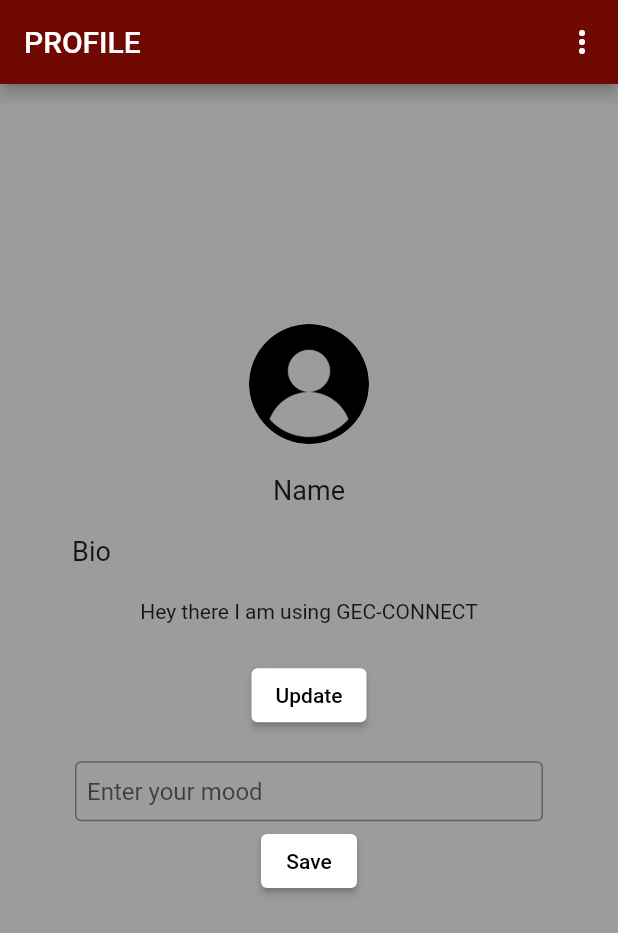
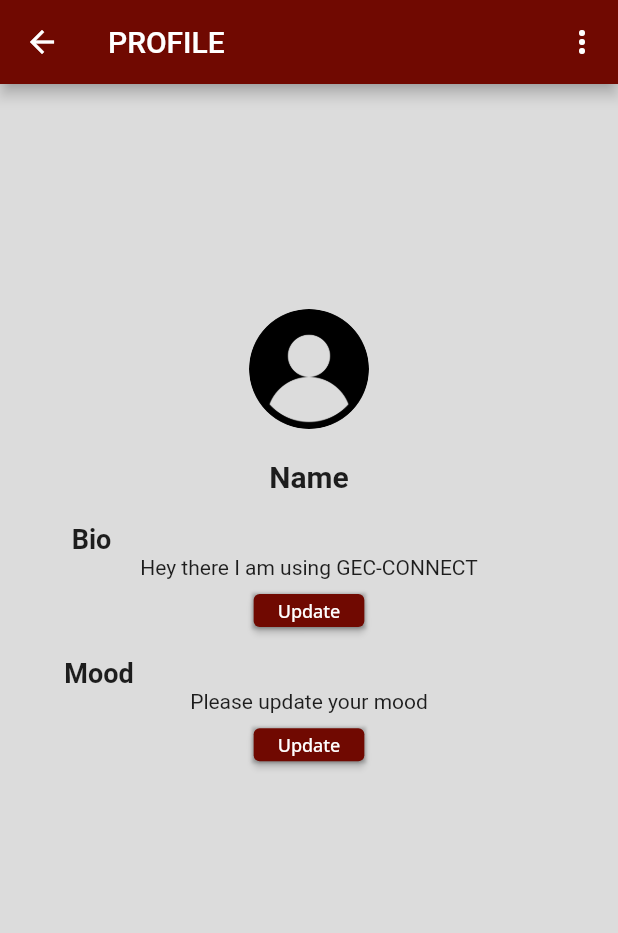
Before and after one commit to arunshankar19/gec-connect-final, a Flutter app: the ProfileView screen opened directly, on a phone screen of 412 x 824 dp. Shown: the top 933 px of the screen. Run offline on Flutter 3.47's test engine with Material 2 defaults, Android fonts, the light colour scheme and no system bars; our stand-ins replace cloud_firestore, firebase_auth, firebase_core, flutter_map, flutter_spinkit, google_fonts and 2 more; accounts and stored records are empty.

Commit message:
main to profile + ui

```diff
--- a/lib/constants/routes.dart
+++ b/lib/constants/routes.dart
@@ -2,3 +2,4 @@
 const registerRoute = '/register';
 const verifyRoute = '/verify';
 const mainRoute = '/mainpage';
+const profile = '/profile';
--- a/lib/main.dart
+++ b/lib/main.dart
@@ -29,12 +29,13 @@
       theme: ThemeData(
         primarySwatch: Colors.blue,
       ),
-      home: const ProfileView(),
+      home: const SigninView(),
       routes: {
         loginRoute: (context) => const Login(),
         registerRoute: (context) => const Register(),
         verifyRoute: (context) => const VerifyEmail(),
         mainRoute: (context) => const SigninView(),
+        profile: (context) => const ProfileView()
       },
     );
   }
--- a/lib/views/main_loged_in_view.dart
+++ b/lib/views/main_loged_in_view.dart
@@ -8,7 +8,7 @@
 import '../constants/routes.dart';
 import 'package:location/location.dart';
 
-enum MenuAction { logout }
+enum MenuAction { logout, profile }
 
 class SigninView extends StatefulWidget {
   const SigninView({Key? key}) : super(key: key);
@@ -38,7 +38,6 @@
   Widget build(BuildContext context) {
     return Scaffold(
       resizeToAvoidBottomInset: false,
-
       appBar: AppBar(
         backgroundColor: Color.fromARGB(255, 112, 9, 1),
         title: const Text(
@@ -57,10 +56,15 @@
                         .pushNamedAndRemoveUntil(loginRoute, (route) => false);
                   }
                   break;
+                case MenuAction.profile:
+                  Navigator.of(context)
+                      .pushNamedAndRemoveUntil(profile, (route) => false);
               }
             },
             itemBuilder: (context) {
               return [
+                const PopupMenuItem<MenuAction>(
+                    value: MenuAction.profile, child: Text('Profile')),
                 const PopupMenuItem<MenuAction>(
                     value: MenuAction.logout, child: Text('Sign Out')),
               ];
--- a/lib/views/profile_page_view.dart
+++ b/lib/views/profile_page_view.dart
@@ -95,11 +95,11 @@
         ],
       ),
       body: Container(
-        color: Color.fromARGB(255, 156, 156, 156),
+        color: Color.fromARGB(255, 220, 220, 220),
         child: SafeArea(
           child: Column(children: [
             SizedBox(
-              height: 160,
+              height: 150,
             ),
             CircleAvatar(
               radius: 40,
@@ -117,7 +117,8 @@
               child: Text(
                 "Name",
                 style: TextStyle(
-                  fontSize: 18,
+                  fontSize: 20,
+                  fontWeight: FontWeight.w600,
                 ),
               ),
             ),
@@ -127,22 +128,32 @@
             Padding(
               padding: EdgeInsets.only(right: 300, left: 10),
               child: Container(
-                height: 40,
                 child: Text(
                   "Bio",
-                  style: TextStyle(fontSize: 18),
+                  style: TextStyle(fontSize: 18, fontWeight: FontWeight.w600),
                 ),
               ),
             ),
-            SizedBox(height: 2.5),
+
             Padding(
-                padding: EdgeInsets.only(right: 10, left: 10),
+                padding: EdgeInsets.only(right: 10, left: 10, bottom: 10),
                 child: Container(
-                  height: 40,
                   child: Text("Hey there I am using GEC-CONNECT"),
                 )),
-            ElevatedButton(
-              style: ElevatedButton.styleFrom(primary: Colors.white),
+            Container(
+              decoration: BoxDecoration(
+                boxShadow: [
+                  BoxShadow(
+                    color: Color.fromARGB(255, 0, 0, 0).withOpacity(0.2),
+                    spreadRadius: 1,
+                    blurRadius: 1,
+                  )
+                ],
+              ),
+              height: 22,
+              child: ElevatedButton(
+                style: ElevatedButton.styleFrom(
+                    primary: Color.fromARGB(255, 112, 9, 1)),
                 onPressed: () {
                   showDialog(
                     context: context,
@@ -155,52 +166,102 @@
                     },
                   );
                 },
-              child: const Text(
+                child: Text(
                   'Update',
-                style: TextStyle(color: Colors.black),
+                  style: GoogleFonts.openSans(
+                      color: Color.fromARGB(255, 255, 255, 255), fontSize: 12),
+                ),
               ),
             ),
             SizedBox(
               height: 20,
             ),
             Padding(
-              padding: EdgeInsets.symmetric(horizontal: 50),
+              padding: EdgeInsets.only(right: 300, left: 20),
               child: Container(
-                height: 40,
-                child: TextField(
-                  controller: _mood,
-                  decoration: InputDecoration(
-                      border: OutlineInputBorder(),
-                      hintText: 'Enter your mood',
-                      contentPadding:
-                          EdgeInsets.symmetric(vertical: 8, horizontal: 8)),
+                child: Text(
+                  "Mood",
+                  style: TextStyle(fontSize: 18, fontWeight: FontWeight.w600),
                 ),
               ),
             ),
-            SizedBox(height: 2.5),
-            ElevatedButton(
-              style: ElevatedButton.styleFrom(primary: Colors.white),
-              onPressed: () async {
-                final mood = _mood.text;
-
-                var db = FirebaseFirestore.instance;
-                final userData = <String, dynamic>{'mood': mood};
+            SizedBox(height: 0.5),
+            Padding(
+                padding: EdgeInsets.only(right: 10, left: 10, bottom: 10),
+                child: Container(
+                  child: Text("Please update your mood"),
+                )),
+            Container(
+              decoration: BoxDecoration(
+                boxShadow: [
+                  BoxShadow(
+                    color: Color.fromARGB(255, 0, 0, 0).withOpacity(0.2),
+                    spreadRadius: 1,
+                    blurRadius: 1,
+                  )
+                ],
+              ),
+              height: 22,
+              child: ElevatedButton(
+                style: ElevatedButton.styleFrom(
+                    primary: Color.fromARGB(255, 112, 9, 1)),
+                onPressed: () {
                   showDialog(
                     context: context,
                     builder: (context) {
                       return AlertDialog(
                         // Retrieve the text the that user has entered by using the
                         // TextEditingController.
-                      content: Text(_mood.text),
+                        content: TextField(),
                       );
                     },
                   );
                 },
-              child: const Text(
-                'Save',
-                style: TextStyle(color: Colors.black),
+                child: Text(
+                  'Update',
+                  style: GoogleFonts.openSans(
+                      color: Color.fromARGB(255, 255, 255, 255), fontSize: 12),
                 ),
               ),
+            ),
+            // Padding(
+            //   padding: EdgeInsets.symmetric(horizontal: 50),
+            //   child: Container(
+            //     height: 40,
+            //     child: TextField(
+            //       controller: _mood,
+            //       decoration: InputDecoration(
+            //           border: OutlineInputBorder(),
+            //           hintText: 'Enter your mood',
+            //           contentPadding:
+            //               EdgeInsets.symmetric(vertical: 8, horizontal: 8)),
+            //     ),
+            //   ),
+            // ),
+            // SizedBox(height: 2.5),
+            // ElevatedButton(
+            //   style: ElevatedButton.styleFrom(primary: Colors.white),
+            //   onPressed: () async {
+            //     final mood = _mood.text;
+
+            //     var db = FirebaseFirestore.instance;
+            //     final userData = <String, dynamic>{'mood': mood};
+            //     showDialog(
+            //       context: context,
+            //       builder: (context) {
+            //         return AlertDialog(
+            //           // Retrieve the text the that user has entered by using the
+            //           // TextEditingController.
+            //           content: Text(_mood.text),
+            //         );
+            //       },
+            //     );
+            //   },
+            //   child: const Text(
+            //     'Save',
+            //     style: TextStyle(color: Colors.black),
+            //   ),
+            // ),
             // Row(
             //   children: [
             //     // Padding(
```
Lines whose indentation alone changed are shown as unchanged.
